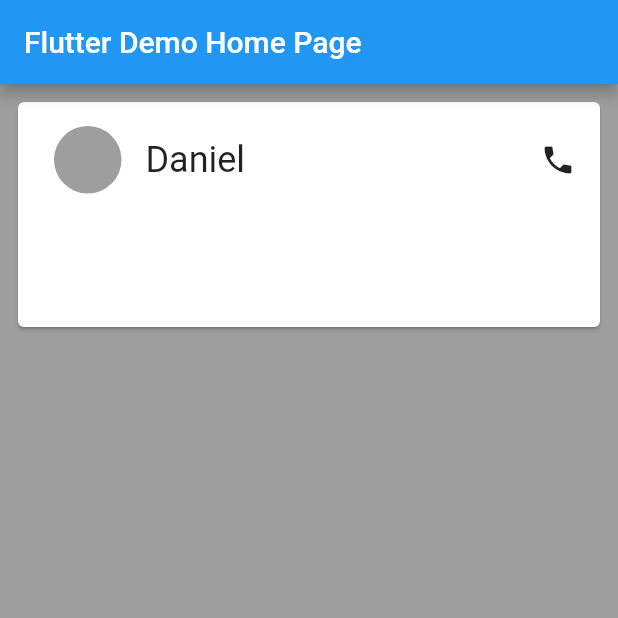
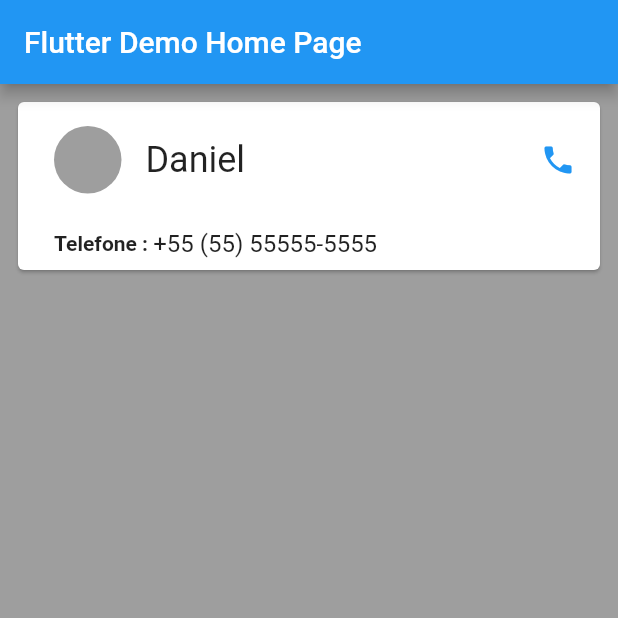
Before and after one commit to dan7sc/flutter-example2, a Flutter app: the screen it shows after launch, on a phone screen of 412 x 824 dp, the top half of it. Run offline on Flutter 3.47's test engine with Material 2 defaults, Android fonts, the phone set to English and light mode, and no system bars.

Commit message:
Add phone row

```diff
--- a/lib/main.dart
+++ b/lib/main.dart
@@ -40,12 +40,11 @@ class _MyHomePageState extends State<MyHomePage> {
           Padding(
             padding: const EdgeInsets.all(8.0),
             child: Card(
-              child: Container(
-                height: 150.0,
-                width: 400.0,
               child: Padding(
                 padding: const EdgeInsets.all(8.0),
                 child: Column(
+                  mainAxisAlignment: MainAxisAlignment.start,
+                  crossAxisAlignment: CrossAxisAlignment.start,
                   children: [
                     Row(
                       mainAxisSize: MainAxisSize.max,
@@ -70,26 +69,46 @@ class _MyHomePageState extends State<MyHomePage> {
                             Padding(
                               padding: const EdgeInsets.only(right: 16.0),
                               child: Container(
-                                  // width: 200,
-                                  child: Text(
-                                    "Daniel",
+                                width: MediaQuery.of(context).size.width * 0.5,
+                                child: Text("Daniel",
                                     overflow: TextOverflow.ellipsis,
                                     style: TextStyle(
                                       fontSize: 24.0,
-                                    )
-                                  ),
+                                    )),
                               ),
                             ),
                           ],
                         ),
                         Padding(
                           padding: const EdgeInsets.all(8.0),
-                            child: Icon(Icons.phone),
+                          child: Icon(
+                            Icons.phone,
+                            color: Colors.blue,
+                          ),
                         ),
                       ],
                     ),
+                    SizedBox(
+                      height: 16.0,
+                    ),
+                    Row(
+                      children: [
+                        SizedBox(
+                          width: 16.0,
+                        ),
+                        Text(
+                          "Telefone : ",
+                          style: TextStyle(
+                            fontWeight: FontWeight.bold,
+                          ),
+                        ),
+                        Text("+55 (55) 55555-5555",
+                            style: TextStyle(
+                              fontSize: 16.0,
+                            )),
                       ],
                     ),
+                  ],
                 ),
               ),
             ),
```
Lines whose indentation alone changed are shown as unchanged.
